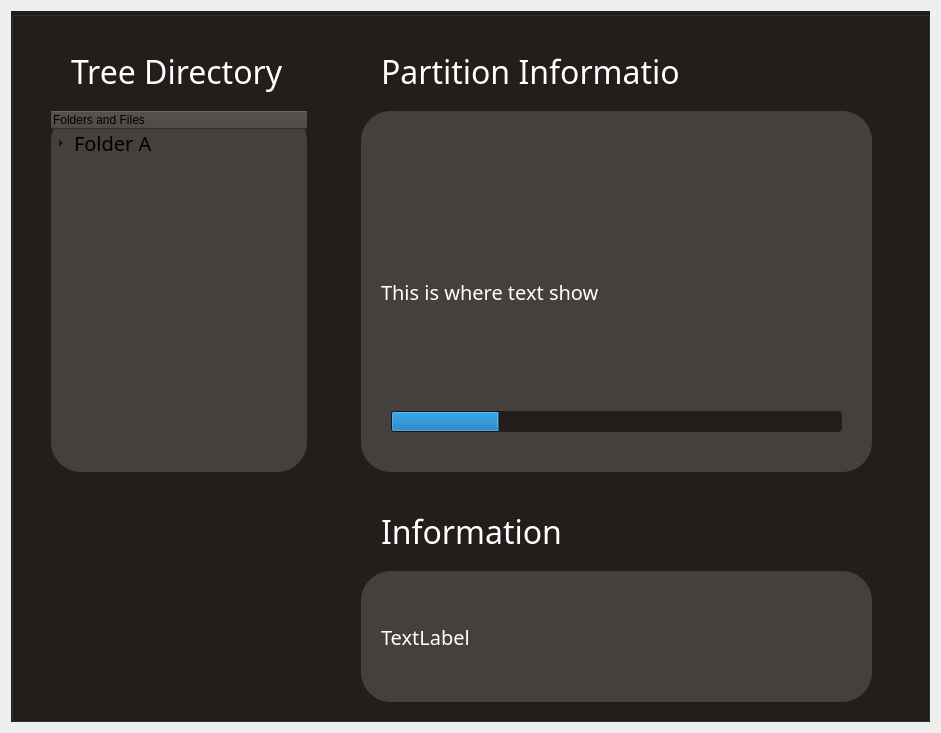
ketamean/OS-Project1, file src/ui_src/ui_file/paritioninfowindow.ui: the form before one commit.
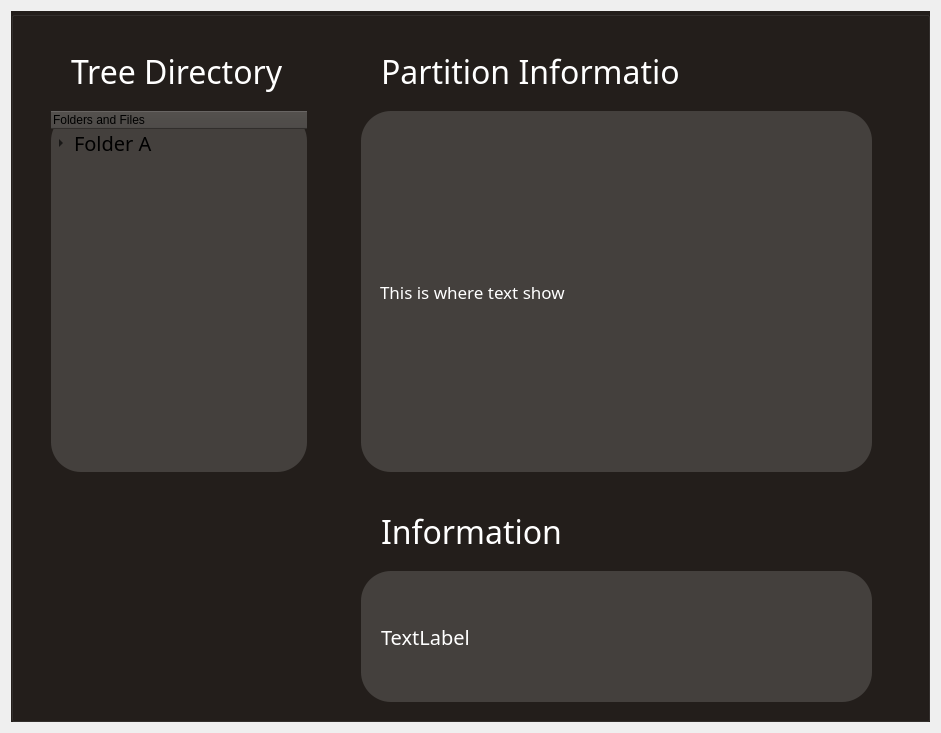
The form after the commit.

Commit message: vinh_ui: changing partition info screen

What changed in the file:
```diff
--- a/src/ui_src/ui_file/paritioninfowindow.ui
+++ b/src/ui_src/ui_file/paritioninfowindow.ui
@@ -147,7 +147,7 @@
       <property name="font">
        <font>
         <family>Outfit</family>
-        <pointsize>15</pointsize>
+        <pointsize>13</pointsize>
        </font>
       </property>
       <property name="styleSheet">
@@ -160,28 +160,6 @@
        <string>This is where text show</string>
       </property>
      </widget>
-     <widget class="QProgressBar" name="pb_diskUsage">
-      <property name="geometry">
-       <rect>
-        <x>380</x>
-        <y>400</y>
-        <width>451</width>
-        <height>21</height>
-       </rect>
-      </property>
-      <property name="autoFillBackground">
-       <bool>false</bool>
-      </property>
-      <property name="styleSheet">
-       <string notr="true">border-radius: 4px</string>
-      </property>
-      <property name="value">
-       <number>24</number>
-      </property>
-      <property name="textVisible">
-       <bool>false</bool>
-      </property>
-     </widget>
      <widget class="QLabel" name="lb_info">
       <property name="geometry">
        <rect>
```
The commit also changes 2 other files.
